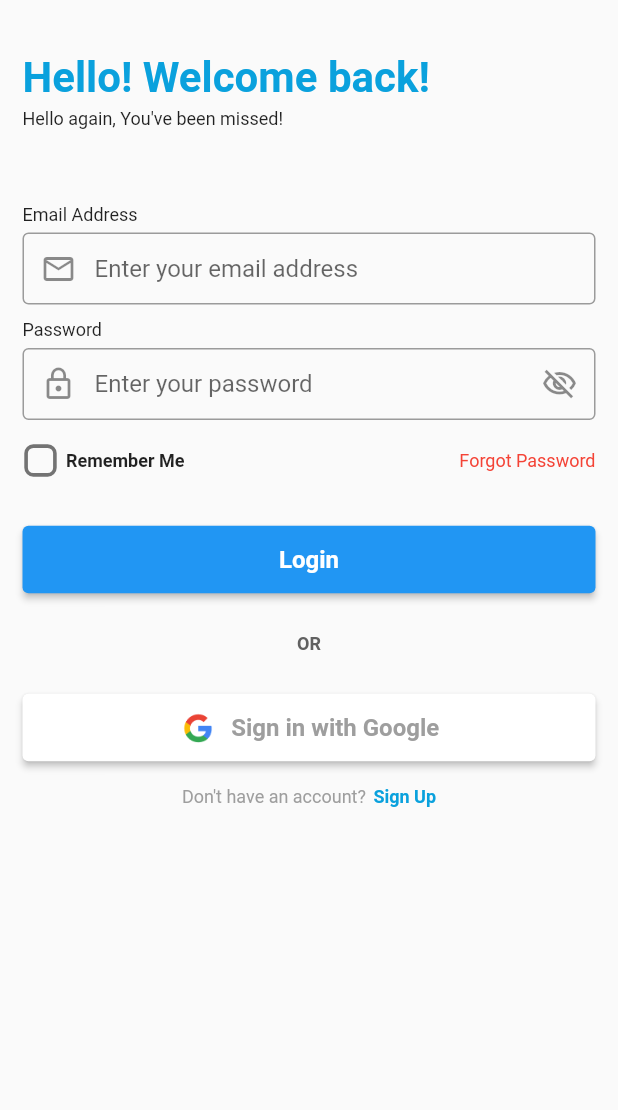
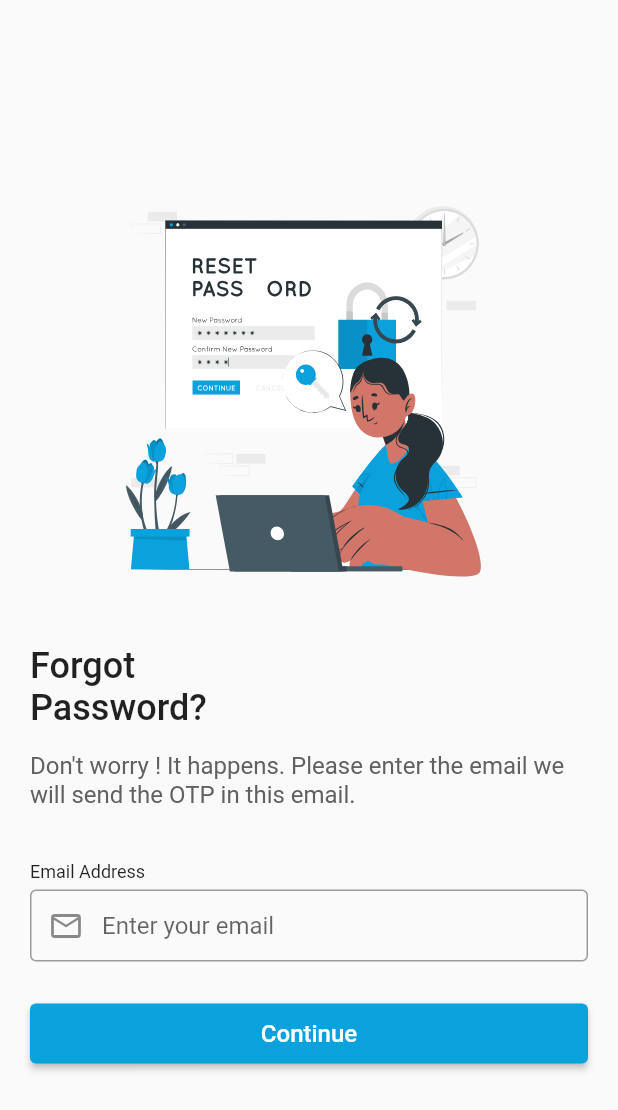
Before and after one commit to AbdullahNouvalShidqi/gym_membership_apps, a Flutter app: the SignInScreen screen opened by its route, after a tap on "Forgot Password", on a phone screen of 412 x 824 dp. Shown: the top 1110 px of the screen. Run offline on Flutter 3.47's test engine with Material 2 defaults, Android fonts, the phone set to English and light mode, and no system bars; our stand-ins replace carousel_slider, flutter_svg, fluttertoast, google_fonts, pin_code_fields, shared_preferences; accounts and stored records are empty.

Commit message:
resep password ui added

```diff
--- a/lib/main.dart
+++ b/lib/main.dart
@@ -1,5 +1,7 @@
 import 'package:flutter/material.dart';
+import 'package:gym_membership_apps/screen/forgot_password/forgot_password_screen.dart';
 import 'package:gym_membership_apps/screen/home/home_screen.dart';
+import 'package:gym_membership_apps/screen/otp/otp_screen.dart';
 import 'package:gym_membership_apps/screen/sign_in/sign_in_screen.dart';
 import 'package:gym_membership_apps/screen/sign_up/sign_up_screen.dart';
 import 'package:gym_membership_apps/screen/splash_screen/splash_screen.dart';
@@ -99,6 +101,34 @@
               }
             );
           }
+          if(settings.name == ForgotPasswordScreen.routeName){
+            return PageRouteBuilder(
+              pageBuilder: (context, animation, secondaryAnimation) => const ForgotPasswordScreen(),
+              transitionsBuilder: (context, animation, secondaryAnimation, child){
+                const begin = Offset(1.0, 0.0);
+                const end = Offset.zero;
+                final tween = Tween(begin: begin, end: end);
+                return SlideTransition(
+                  position: animation.drive(tween),
+                  child: child,
+                );
+              }
+            );
+          }
+          if(settings.name == OtpScreen.routeName){
+            return PageRouteBuilder(
+              pageBuilder: (context, animation, secondaryAnimation) => const OtpScreen(),
+              transitionsBuilder: (context, animation, secondaryAnimation, child){
+                const begin = Offset(1.0, 0.0);
+                const end = Offset.zero;
+                final tween = Tween(begin: begin, end: end);
+                return SlideTransition(
+                  position: animation.drive(tween),
+                  child: child,
+                );
+              }
+            );
+          }
           return null;
         },
       ),
--- /dev/null
+++ b/lib/screen/forgot_password/forgot_password_screen.dart
@@ -0,0 +1,82 @@
+import 'package:flutter/material.dart';
+import 'package:flutter_svg/flutter_svg.dart';
+import 'package:google_fonts/google_fonts.dart';
+import 'package:gym_membership_apps/screen/otp/otp_screen.dart';
+
+class ForgotPasswordScreen extends StatefulWidget {
+  static String routeName = '/forgotPassword';
+  const ForgotPasswordScreen({Key? key}) : super(key: key);
+
+  @override
+  State<ForgotPasswordScreen> createState() => _ForgotPasswordScreenState();
+}
+
+class _ForgotPasswordScreenState extends State<ForgotPasswordScreen> {
+  final _formKey = GlobalKey<FormState>();
+  final _emailCtrl = TextEditingController();
+
+  @override
+  Widget build(BuildContext context) {
+    return Scaffold(
+      body: Padding(
+        padding: const EdgeInsets.symmetric(horizontal: 20),
+        child: SingleChildScrollView(
+          child: Column(
+            crossAxisAlignment: CrossAxisAlignment.start,
+            children: [
+              Center(
+                child: Padding(
+                  padding: const EdgeInsets.only(top: 130, bottom: 45),
+                  child: SvgPicture.asset(
+                    'assets/fw_logo.svg',
+                  ),
+                ),
+              ),
+              SizedBox(
+                width: 120,
+                child: Text('Forgot Password?', style: GoogleFonts.roboto(fontSize: 24, fontWeight: FontWeight.w500),)
+              ),
+              const SizedBox(height: 15,),
+              Text("Don't worry ! It happens. Please enter the email we will send the OTP in this email.", style: GoogleFonts.roboto(fontSize: 16, color: Colors.grey[700]),),
+              const SizedBox(height: 35,),
+              Text('Email Address', style: GoogleFonts.roboto(fontSize: 12, fontWeight: FontWeight.w400),),
+              const SizedBox(height: 5,),
+              Form(
+                key: _formKey,
+                child: TextFormField(
+                  controller: _emailCtrl,
+                  decoration: InputDecoration(
+                    hintText: 'Enter your email',
+                    prefixIcon: const Icon(Icons.email_outlined),
+                    contentPadding: const EdgeInsets.symmetric(vertical: 3),
+                    border: OutlineInputBorder(
+                      borderRadius: BorderRadius.circular(4)
+                    )
+                  ),
+                  validator: (newValue){
+                    if(newValue == null || newValue == '' || newValue.contains(' ')){
+                      return 'Please enter a valid email';
+                    }
+                    return null;
+                  },
+                )
+              ),
+              const SizedBox(height: 24,),
+              ElevatedButton(
+                onPressed: (){
+                  if(!_formKey.currentState!.validate())return;
+                  Navigator.pushNamed(context, OtpScreen.routeName);
+                },
+                style: ButtonStyle(
+                  fixedSize: MaterialStateProperty.all(Size(MediaQuery.of(context).size.width, 40)),
+                  backgroundColor: MaterialStateProperty.all(Theme.of(context).primaryColor)
+                ),
+                child: Text('Continue', style: GoogleFonts.roboto(fontSize: 16, fontWeight: FontWeight.w500),)
+              )
+            ],
+          ),
+        ),
+      ),
+    );
+  }
+}
--- a/lib/screen/sign_in/sign_in_screen.dart
+++ b/lib/screen/sign_in/sign_in_screen.dart
@@ -1,6 +1,7 @@
 import 'package:flutter/material.dart';
 import 'package:fluttertoast/fluttertoast.dart';
 import 'package:google_fonts/google_fonts.dart';
+import 'package:gym_membership_apps/screen/forgot_password/forgot_password_screen.dart';
 import 'package:gym_membership_apps/screen/sign_up/sign_up_screen.dart';
 
 class SignInScreen extends StatefulWidget {
@@ -186,7 +187,9 @@ class _SignInScreenState extends State<SignInScreen> {
 
   Widget forgotPassword(){
     return InkWell(
-      onTap: (){},
+      onTap: (){
+        Navigator.pushNamed(context, ForgotPasswordScreen.routeName);
+      },
       child: Text('Forgot Password', style: GoogleFonts.roboto(fontSize: 12, color: Colors.red))
     );
   }
--- a/pubspec.yaml
+++ b/pubspec.yaml
@@ -41,6 +41,7 @@ dependencies:
   fluttertoast: ^8.0.9
   shared_preferences: ^2.0.15
   flutter_svg: ^1.1.0
+  pin_code_fields: ^7.4.0
 
 dev_dependencies:
   flutter_test:
```
Also changed, not shown: lib/screen/otp/otp_screen.dart (added, +119 -0 lines), lib/screen/otp/otp_succes_screen.dart (added, +43 -0 lines), assets/fw_logo.svg (added), assets/otp_logo.svg (added), assets/otp_success_logo.svg (added), pubspec.lock.
